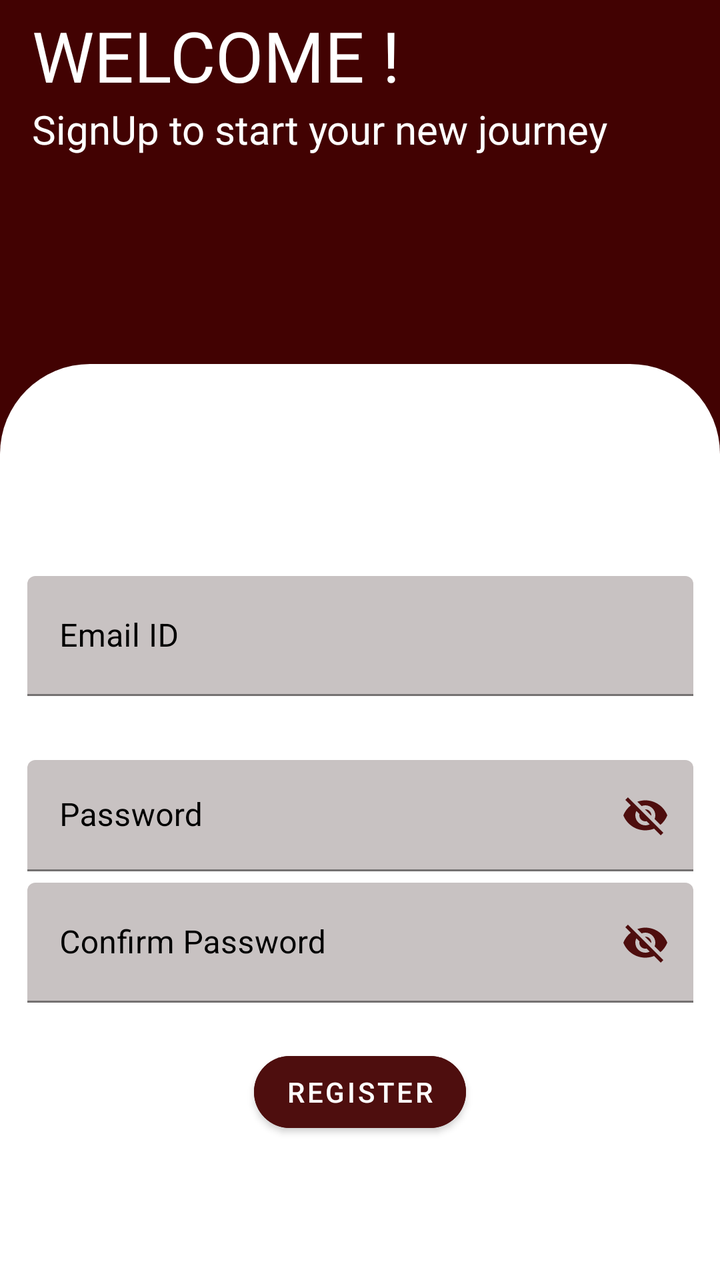
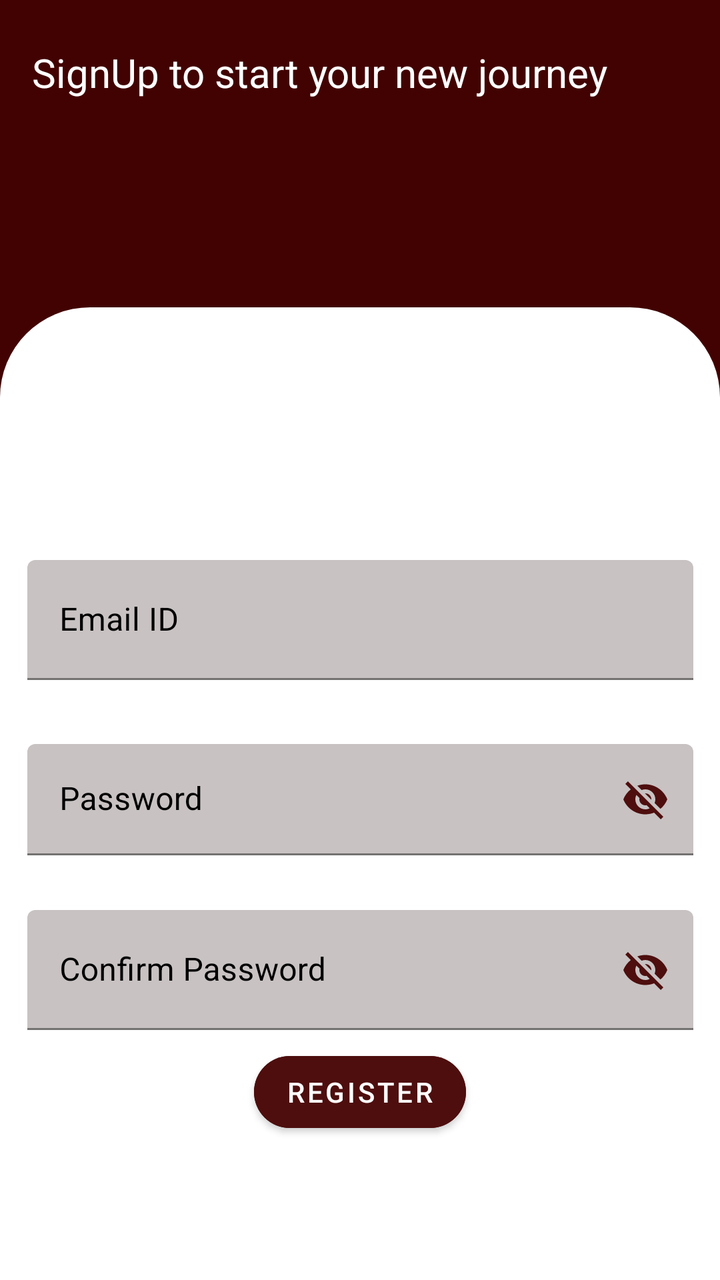

Compare the two renders of this Android layout. The source of the first and the diff that turns it into the second are given below.
<!-- AndroidManifest.xml: application theme Theme.MyApp -->
<!-- res/layout/activity_signup.xml -->
<?xml version="1.0" encoding="utf-8"?>
<RelativeLayout xmlns:android="http://schemas.android.com/apk/res/android"
    xmlns:app="http://schemas.android.com/apk/res-auto"
    xmlns:tools="http://schemas.android.com/tools"
    android:id="@+id/registerPass"
    android:layout_width="match_parent"
    android:layout_height="match_parent"
    android:background="#420202"
    tools:context=".SignupActivity">

    <androidx.constraintlayout.widget.ConstraintLayout
        android:layout_width="match_parent"
        android:layout_height="match_parent"
        android:backgroundTint="#500505">


        <TextView
            android:id="@+id/textView2"
            android:layout_width="wrap_content"
            android:layout_height="wrap_content"
            android:layout_marginStart="16dp"
            android:layout_marginTop="49dp"
            android:layout_marginBottom="237dp"
            android:fontFamily="@font/livvic"
            android:text="WELCOME !"
            android:textColor="#ffffff"
            android:textIsSelectable="false"
            android:textSize="35dp"
            app:layout_constraintBottom_toTopOf="@+id/textInputLayout"
            app:layout_constraintStart_toStartOf="parent"
            app:layout_constraintTop_toTopOf="parent" />

        <TextView
            android:id="@+id/textView"
            android:layout_width="wrap_content"
            android:layout_height="wrap_content"
            android:layout_marginBottom="104dp"
            android:text="SignUp to start your new journey"
            android:textColor="#ffffff"
            android:textSize="20dp"
            app:layout_constraintBottom_toTopOf="@+id/imageView3"
            app:layout_constraintStart_toStartOf="@+id/textView2"
            app:layout_constraintTop_toBottomOf="@+id/textView2"
            tools:ignore="MissingConstraints" />

        <ImageView
            android:id="@+id/imageView3"
            android:layout_width="0dp"
            android:layout_height="0dp"

            app:layout_constraintBottom_toBottomOf="parent"
            app:layout_constraintEnd_toEndOf="parent"
            app:layout_constraintStart_toStartOf="parent"
            app:layout_constraintTop_toBottomOf="@+id/textView"
            app:srcCompat="@drawable/login_background" />

        <com.google.android.material.textfield.TextInputLayout
            android:id="@+id/textInputLayout"
            android:layout_width="333dp"
            android:layout_height="60dp"
            android:layout_marginStart="18dp"
            android:layout_marginEnd="18dp"

            android:layout_marginBottom="337dp"
            android:textColorHint="@color/black"
            app:boxBackgroundColor="#C8C2C2"
            app:boxStrokeColor="#070707"
            app:endIconTint="#050505"
            app:hintTextColor="#040404"
            app:layout_constraintBottom_toBottomOf="parent"
            app:layout_constraintEnd_toEndOf="parent"
            app:layout_constraintStart_toStartOf="parent"
            app:layout_constraintTop_toBottomOf="@+id/textView2"
            app:passwordToggleEnabled="false"
            app:passwordToggleTintMode="multiply">

            <com.google.android.material.textfield.TextInputEditText
                android:id="@+id/registerEmail"
                android:layout_width="match_parent"
                android:layout_height="match_parent"
                android:hint="Email ID"
                android:textColor="@color/black" />

        </com.google.android.material.textfield.TextInputLayout>

        <com.google.android.material.textfield.TextInputLayout
            android:id="@+id/textInputLayout3"
            android:layout_width="333dp"
            android:layout_height="60dp"
            android:layout_marginTop="30dp"
            android:foregroundGravity="center"
            android:gravity="center"

            android:textColorHint="@color/black"
            app:boxBackgroundColor="#C8C2C2"
            app:boxStrokeColor="#070707"
            app:endIconTint="#0E0D0D"
            app:hintTextColor="#040404"
            app:layout_constraintEnd_toEndOf="@+id/imageView3"
            app:layout_constraintStart_toStartOf="parent"
            app:layout_constraintTop_toBottomOf="@+id/textInputLayout"
            app:passwordToggleEnabled="true"
            app:passwordToggleTint="#4E0E0E"
            app:passwordToggleTintMode="multiply">

            <com.google.android.material.textfield.TextInputEditText
                android:id="@+id/registrationPass"
                android:layout_width="match_parent"
                android:layout_height="wrap_content"
                android:hint="Password"
                android:textColor="@color/black" />
        </com.google.android.material.textfield.TextInputLayout>

        <com.google.android.material.textfield.TextInputLayout
            android:id="@+id/textInputLayout4"
            android:layout_width="333dp"

            android:layout_height="60dp"
            android:layout_marginBottom="135dp"
            android:foregroundGravity="center"
            android:gravity="center"
            android:textColorHint="@color/black"
            app:boxBackgroundColor="#C8C2C2"
            app:boxStrokeColor="#070707"
            app:endIconTint="#070707"
            app:hintTextColor="#040404"
            app:layout_constraintBottom_toBottomOf="parent"
            app:layout_constraintEnd_toEndOf="parent"
            app:layout_constraintHorizontal_bias="0.5"
            app:layout_constraintStart_toStartOf="parent"
            app:layout_constraintTop_toBottomOf="@+id/textInputLayout3"
            app:passwordToggleEnabled="true"
            app:passwordToggleTint="#4E0E0E"
            app:passwordToggleTintMode="multiply">

            <com.google.android.material.textfield.TextInputEditText
                android:id="@+id/registerConPass"
                android:layout_width="match_parent"
                android:layout_height="match_parent"
                android:hint="Confirm Password"
                android:textColor="@color/black" />
        </com.google.android.material.textfield.TextInputLayout>

        <Button
            android:id="@+id/registrationButton"
            android:layout_width="wrap_content"
            android:layout_height="wrap_content"
            android:layout_marginBottom="70dp"
            android:backgroundTint="#4E0E0E"
            android:drawableTint="#9F9898"
            android:gravity="center"
            android:text="Register"
            android:textColor="#ffffff"
            app:cornerRadius="30dp"
            app:iconTint="#A59F9F"
            app:layout_constraintBottom_toBottomOf="parent"
            app:layout_constraintEnd_toEndOf="parent"
            app:layout_constraintStart_toStartOf="parent" />


    </androidx.constraintlayout.widget.ConstraintLayout>


</RelativeLayout>
<!-- resources referenced by this layout -->
<resources>
  <color name="black">#FF000000</color>
  <!-- drawable login_background (drawable) -->
  <?xml version="1.0" encoding="utf-8"?>
  <shape xmlns:android="http://schemas.android.com/apk/res/android">
      <solid android:color="#ffffff"/>
      <corners
          android:topLeftRadius="45dp"
          android:topRightRadius="45dp"
          android:bottomRightRadius="0dp"
          android:bottomLeftRadius="0dp"/>
  </shape>
  <style name="Theme.MyApp" parent="Theme.MaterialComponents.DayNight.NoActionBar">
          
          <item name="colorPrimary">@color/purple_500</item>
          <item name="colorPrimaryVariant">@color/purple_700</item>
          <item name="colorOnPrimary">@color/white</item>
          
          <item name="colorSecondary">@color/teal_200</item>
          <item name="colorSecondaryVariant">@color/teal_700</item>
          <item name="colorOnSecondary">@color/black</item>
          
          <item name="android:statusBarColor" tools:targetApi="l">?attr/colorPrimaryVariant</item>
          
      </style>
  <color name="purple_500">#FF6200EE</color>
  <color name="purple_700">#FF3700B3</color>
  <color name="white">#FFFFFFFF</color>
  <color name="teal_200">#FF03DAC5</color>
  <color name="teal_700">#FF018786</color>
</resources>

<!-- the commit's change to res/layout/activity_signup.xml (unified diff, before → after) -->
@@ -50,6 +50,7 @@
 
             app:layout_constraintBottom_toBottomOf="parent"
             app:layout_constraintEnd_toEndOf="parent"
+            app:layout_constraintHorizontal_bias="0.0"
             app:layout_constraintStart_toStartOf="parent"
             app:layout_constraintTop_toBottomOf="@+id/textView"
             app:srcCompat="@drawable/login_background" />
@@ -61,7 +62,7 @@
             android:layout_marginStart="18dp"
             android:layout_marginEnd="18dp"
 
-            android:layout_marginBottom="337dp"
+            android:layout_marginBottom="300dp"
             android:textColorHint="@color/black"
             app:boxBackgroundColor="#C8C2C2"
             app:boxStrokeColor="#070707"
@@ -70,7 +71,7 @@
             app:layout_constraintBottom_toBottomOf="parent"
             app:layout_constraintEnd_toEndOf="parent"
             app:layout_constraintStart_toStartOf="parent"
-            app:layout_constraintTop_toBottomOf="@+id/textView2"
+
             app:passwordToggleEnabled="false"
             app:passwordToggleTintMode="multiply">
 
@@ -116,7 +117,7 @@
             android:layout_width="333dp"
 
             android:layout_height="60dp"
-            android:layout_marginBottom="135dp"
+            android:layout_marginBottom="100dp"
             android:foregroundGravity="center"
             android:gravity="center"
             android:textColorHint="@color/black"
